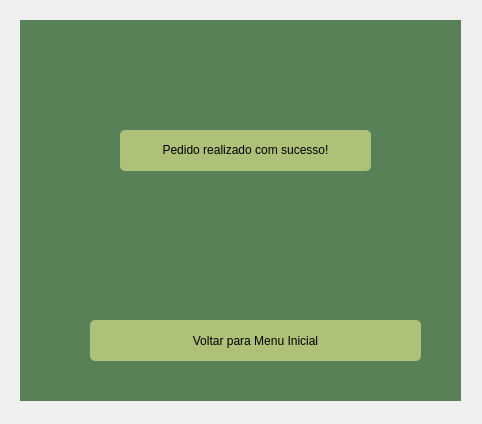
The window that telas_qt/janela_pedido_realizado_sucesso.ui (lauraprass/aplicativo_de_pedidos_para_restaurante) describes before a commit, drawn with Qt 5.
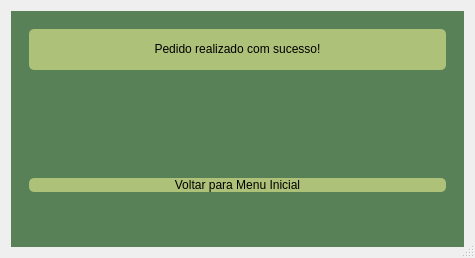
The same window after the commit. Icons and pictures are not drawn.

```diff
--- a/telas_qt/janela_pedido_realizado_sucesso.ui
+++ b/telas_qt/janela_pedido_realizado_sucesso.ui
@@ -6,43 +6,28 @@
    <rect>
     <x>0</x>
     <y>0</y>
-    <width>482</width>
-    <height>424</height>
+    <width>475</width>
+    <height>258</height>
    </rect>
   </property>
   <property name="windowTitle">
    <string>Dialog</string>
   </property>
+  <property name="sizeGripEnabled">
+   <bool>true</bool>
+  </property>
+  <layout class="QVBoxLayout" name="verticalLayout">
+   <item>
   <widget class="QWidget" name="widget_principal" native="true">
-   <property name="geometry">
-    <rect>
-     <x>20</x>
-     <y>20</y>
-     <width>441</width>
-     <height>381</height>
-    </rect>
-   </property>
    <property name="styleSheet">
     <string notr="true">background-color: #588157; </string>
    </property>
+     <layout class="QVBoxLayout" name="verticalLayout_3">
+      <item>
    <widget class="QWidget" name="widget_sucesso" native="true">
-    <property name="geometry">
-     <rect>
-      <x>60</x>
-      <y>90</y>
-      <width>321</width>
-      <height>161</height>
-     </rect>
-    </property>
+        <layout class="QVBoxLayout" name="verticalLayout_2">
+         <item>
     <widget class="QLabel" name="lbl_sucesso">
-     <property name="geometry">
-      <rect>
-       <x>40</x>
-       <y>20</y>
-       <width>251</width>
-       <height>41</height>
-      </rect>
-     </property>
      <property name="styleSheet">
       <string notr="true">background-color: #adc178; 
 font: 75 8pt &quot;MS Shell Dlg 2&quot;;
@@ -54,15 +39,9 @@
       <string>&lt;html&gt;&lt;head/&gt;&lt;body&gt;&lt;p align=&quot;center&quot;&gt;Pedido realizado com sucesso!&lt;/p&gt;&lt;/body&gt;&lt;/html&gt;</string>
      </property>
     </widget>
+         </item>
+         <item>
     <widget class="QLabel" name="lbl_imagem_verificado">
-     <property name="geometry">
-      <rect>
-       <x>120</x>
-       <y>90</y>
-       <width>101</width>
-       <height>61</height>
-      </rect>
-     </property>
      <property name="minimumSize">
       <size>
        <width>52</width>
@@ -76,25 +55,15 @@
       <string/>
      </property>
     </widget>
-   </widget>
+         </item>
+        </layout>
+       </widget>
+      </item>
+      <item>
    <widget class="QWidget" name="widget_menu_inicial" native="true">
-    <property name="geometry">
-     <rect>
-      <x>50</x>
-      <y>290</y>
-      <width>371</width>
-      <height>61</height>
-     </rect>
-    </property>
+        <layout class="QVBoxLayout" name="verticalLayout_4">
+         <item>
     <widget class="QPushButton" name="btn_menu_inicial">
-     <property name="geometry">
-      <rect>
-       <x>20</x>
-       <y>10</y>
-       <width>331</width>
-       <height>41</height>
-      </rect>
-     </property>
      <property name="styleSheet">
       <string notr="true">background-color: #adc178; 
 font: 75 8pt &quot;MS Shell Dlg 2&quot;;
@@ -106,8 +75,14 @@
       <string>Voltar para Menu Inicial</string>
      </property>
     </widget>
-   </widget>
-  </widget>
+         </item>
+        </layout>
+       </widget>
+      </item>
+     </layout>
+    </widget>
+   </item>
+  </layout>
  </widget>
  <resources>
   <include location="../../../../Downloads/GestaoEmprestimo/view/icon.qrc"/>
```
Left out of the diff: 2 changed lines with no effect on the pictures. Lines whose indentation alone changed are shown as unchanged.
